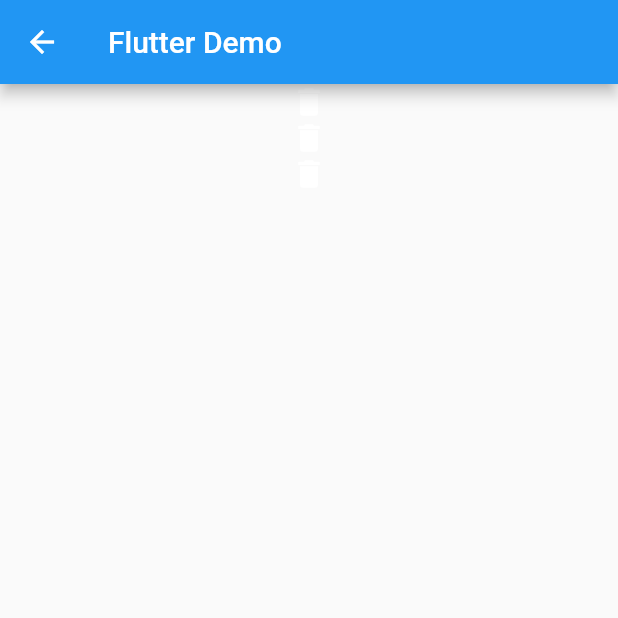
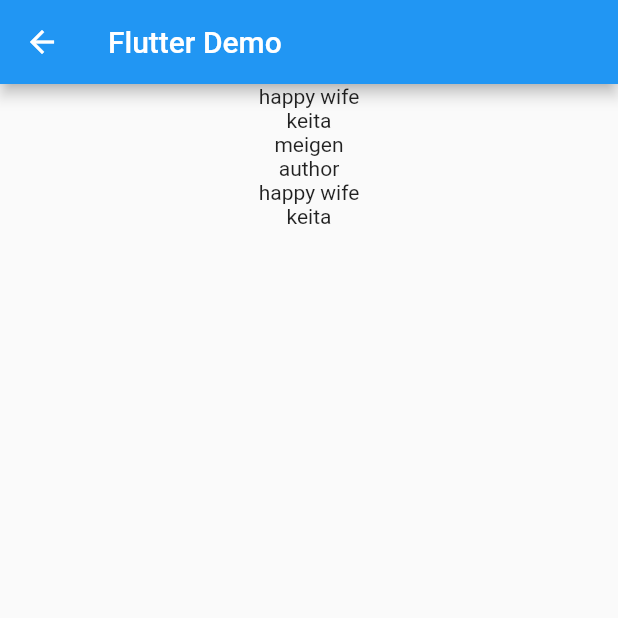
Before and after one commit to kohenro19/meigen_flutter_001, a Flutter app: the screen it shows after launch, after a tap on "人間関係", on a phone screen of 412 x 824 dp, the top half of it. Run offline on Flutter 3.47's test engine with Material 2 defaults, Android fonts, the phone set to English and light mode, and no system bars; our stand-ins replace sqflite; accounts and stored records are empty.

Commit message:
20221102r1

```diff
--- a/lib/db_provider.dart
+++ b/lib/db_provider.dart
@@ -30,11 +30,20 @@
       """);
   }
 
-  Future<List<Map<String, dynamic>>> getMeigens() async {
+  Future<List<Meigen>> getMeigens() async {
     // dbをインスタンス化
     final db = await DBProvider.createDB();
-    return db.query('meigen', orderBy: "id");
+    List<Map<String, dynamic>> items = await db.query('meigen', orderBy: "id");
+
+    return List.generate(
+      items.length,
+      (i) => Meigen(
+        id: items[i]['id'],
+        meigen: items[i]['meigen'],
+        author: items[i]['author'],
+// convert from String type into DateTime type
+      ),
+
+    );
   }
-
-
 }
--- a/lib/detail_page.dart
+++ b/lib/detail_page.dart
@@ -1,5 +1,6 @@
 import 'package:flutter/material.dart';
-import 'meigen.dart';
+import 'package:meigen/note_card.dart';
+import 'meigen_card.dart';
 import 'db_provider.dart';
 
 class DetailPage extends StatelessWidget {
@@ -31,14 +32,13 @@
               : ListView.builder(
                 itemCount: datalength,
                 itemBuilder: (context, i) {
-                  return Dismissible(
-                    key: UniqueKey(),
-                    child: Icon(Icons.delete, color: Colors.white),
-                    onDismissed: (direction) {
-
-                    },
+                  var id = data[i].id;
+                  return NoteCard(
+                    id: data[i].id,
+                    title: data[i].meigen,
+                    author:data[i].author
                   );
-                },
+                }
               );
           }),
       )
--- a/lib/note_card.dart
+++ b/lib/note_card.dart
@@ -3,10 +3,12 @@
 import 'package:flutter/material.dart';
 
 class NoteCard extends StatefulWidget {
+  final int? id;
   final String title;
   final String author;
 
   const NoteCard({
+    this.id,
     required this.title,
     required this.author,
     Key? key}) : super(key: key);
@@ -21,6 +23,7 @@
     var card = Center(
       child: Column(
         children: [
+          // Text(widget.id),
           Text(widget.title),
           Text(widget.author)
         ],
```
Also changed, not shown: lib/meigen_card.dart (added, +42 -0 lines).
